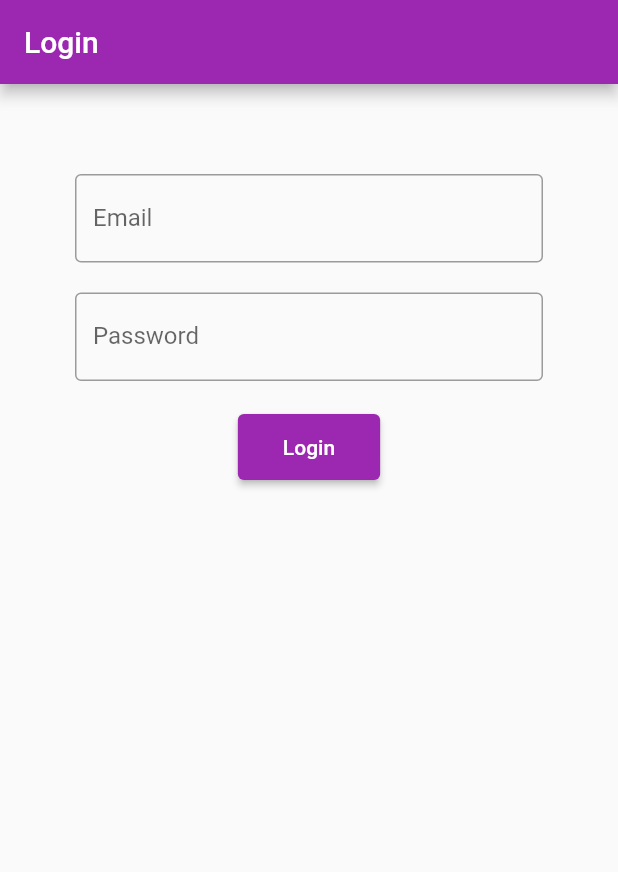
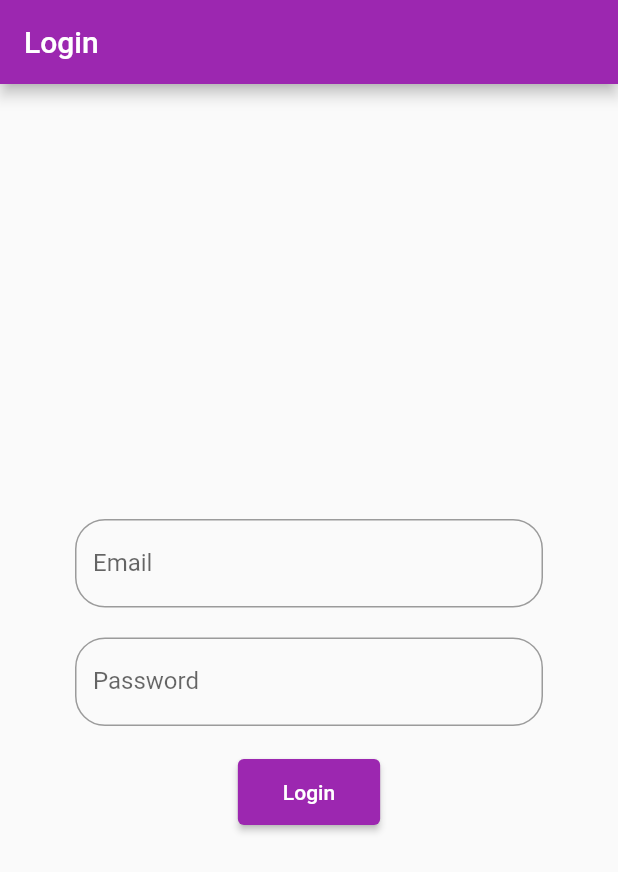
Before and after one commit to Wagner-Coche/LoginPage, a Flutter app: the screen it shows after launch, on a phone screen of 412 x 824 dp. Shown: the top 872 px of the screen. Run offline on Flutter 3.47's test engine with Material 2 defaults, Android fonts, the phone set to English and light mode, and no system bars.

Commit message:
formated text fields

```diff
--- a/lib/textfield.dart
+++ b/lib/textfield.dart
@@ -13,13 +13,17 @@ class TxtField extends StatelessWidget{
         child: Column(
           children: [
             SizedBox(
-              height: 10,
+              height: 240,
             ),
             TextField(
               keyboardType: TextInputType.emailAddress,
               decoration: InputDecoration(
                 labelText: "Email",
-                border: OutlineInputBorder(),
+                border: OutlineInputBorder(
+                  borderRadius: const BorderRadius.all(
+                    Radius.circular(20),
+                  )
+                ),
               ),
             ),
             SizedBox(
@@ -29,7 +33,11 @@ class TxtField extends StatelessWidget{
               obscureText: true,
               decoration: InputDecoration(
                 labelText: "Password",
-                border: OutlineInputBorder(),
+                border: OutlineInputBorder(
+                  borderRadius: const BorderRadius.all(
+                    Radius.circular(20),
+                  )
+                ),
               ),
             ),
             SizedBox(
```
